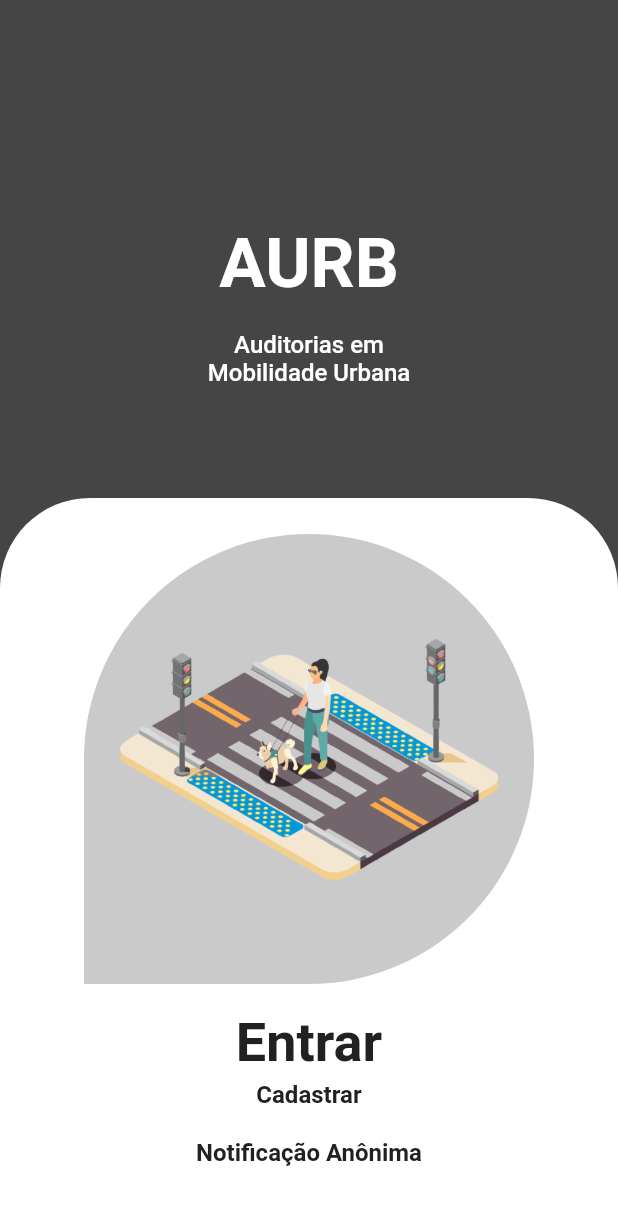
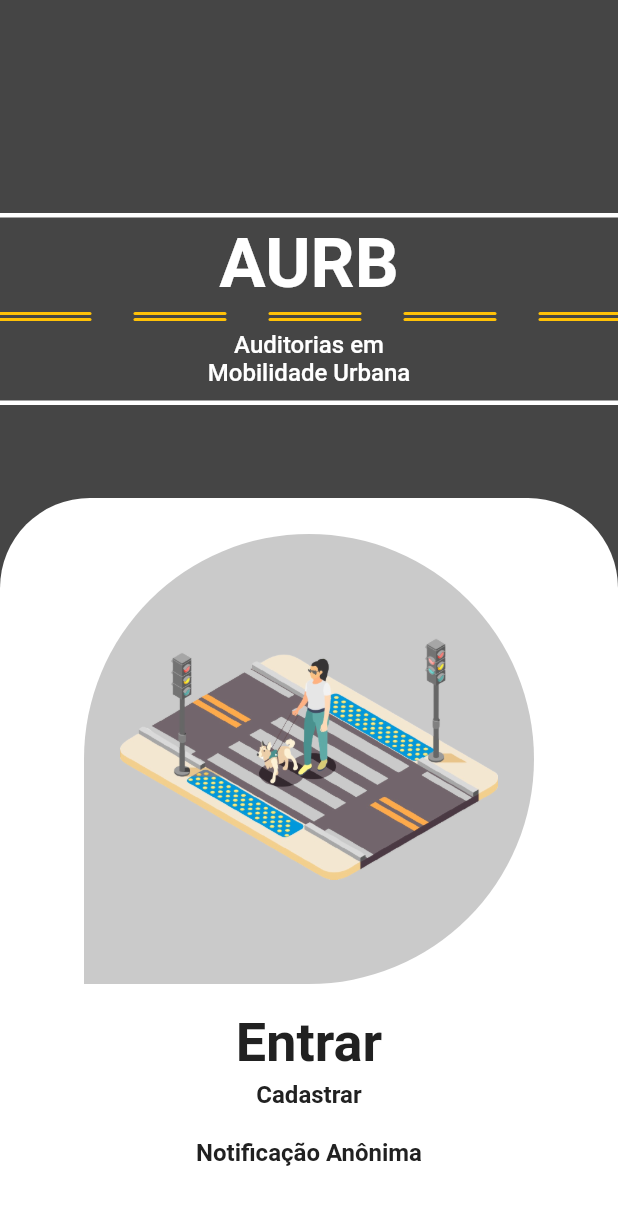
Before and after one commit to amon-mn/aurb, a Flutter app: the screen it shows after launch, on a phone screen of 412 x 824 dp. Shown: the top 1205 px of the screen. Run offline on Flutter 3.47's test engine with Material 2 defaults, Android fonts, the phone set to English and light mode, and no system bars; our stand-ins replace date_time_picker, mask_text_input_formatter.

Commit message:
traffic lane design added on WelcomeScreen

```diff
--- a/lib/authentication/screens/login_screen.dart
+++ b/lib/authentication/screens/login_screen.dart
@@ -2,6 +2,7 @@ import 'package:aurb/components/card.dart';
 import 'package:aurb/components/my_button.dart';
 import 'package:aurb/components/my_textfield.dart';
 import 'package:aurb/components/square_tile.dart';
+import 'package:aurb/screens/home.dart';
 import 'package:flutter/material.dart';
 
 class LoginScreen extends StatefulWidget {
@@ -117,7 +118,12 @@ class _LoginScreenState extends State<LoginScreen> {
                                 colorButton:
                                     const Color.fromARGB(255, 69, 69, 69),
                                 paddingButton: 12,
-                                onTap: () {},
+                                onTap: () {
+                                  Navigator.push(
+                                      context,
+                                      MaterialPageRoute(
+                                          builder: (context) => HomeScreen()));
+                                },
                                 textButton: 'Entrar',
                                 textSize: 18),
                           ],
--- a/lib/authentication/screens/welcome.dart
+++ b/lib/authentication/screens/welcome.dart
@@ -2,6 +2,7 @@ import 'package:aurb/authentication/screens/login_screen.dart';
 import 'package:aurb/authentication/screens/register_screen.dart';
 import 'package:aurb/components/card.dart';
 import 'package:aurb/components/my_text_button.dart';
+import 'package:aurb/components/traffic_lane.dart';
 import 'package:flutter/material.dart';
 
 class WelcomeScreen extends StatelessWidget {
@@ -15,7 +16,13 @@ class WelcomeScreen extends StatelessWidget {
       backgroundColor: const Color.fromARGB(255, 69, 69, 69),
       body: SafeArea(
         child: SingleChildScrollView(
-          child: Center(
+          child: Stack(
+            children: [
+              Positioned(
+                top: 142,
+                child: TrafficLaneWidget(),
+              ),
+              Center(
                 child: Column(
                   crossAxisAlignment: CrossAxisAlignment.center,
                   children: [
@@ -107,6 +114,8 @@ class WelcomeScreen extends StatelessWidget {
                   ],
                 ),
               ),
+            ],
+          ),
         ),
       ),
     );
--- /dev/null
+++ b/lib/components/traffic_lane.dart
@@ -0,0 +1,91 @@
+import 'package:flutter/material.dart';
+
+class TrafficLaneWidget extends StatelessWidget {
+  const TrafficLaneWidget({super.key});
+
+  @override
+  Widget build(BuildContext context) {
+    return Container(
+      height: 128.0, // Ajuste a altura conforme necessário
+      // Cor de fundo da faixa de trânsito
+      child: Row(
+        children: [
+          Column(
+            children: [
+              Container(
+                height: 3,
+                width: MediaQuery.sizeOf(context).width,
+                color: Colors.white, // Cor da faixa contínua nas extremidades
+              ),
+              SizedBox(height: 64),
+              DashedLine(
+                color: Colors.amber,
+                height: 2,
+                width: MediaQuery.of(context).size.width,
+              ),
+              SizedBox(height: 2),
+              DashedLine(
+                color: Colors.amber,
+                height: 2,
+                width: MediaQuery.of(context).size.width,
+              ),
+              SizedBox(height: 52),
+              Container(
+                height: 3,
+                width: MediaQuery.sizeOf(context).width,
+                color: Colors.white, // Cor da faixa contínua nas extremidades
+              ),
+            ],
+          ),
+        ],
+      ),
+    );
+  }
+}
+
+class DashedLine extends StatelessWidget {
+  final Color color;
+  final double height;
+  final double width;
+
+  DashedLine({required this.color, required this.height, required this.width});
+
+  @override
+  Widget build(BuildContext context) {
+    return CustomPaint(
+      painter: DashedLinePainter(color),
+      child: Container(
+        height: height,
+        width: width,
+      ),
+    );
+  }
+}
+
+class DashedLinePainter extends CustomPainter {
+  final Color color;
+
+  DashedLinePainter(this.color);
+
+  @override
+  void paint(Canvas canvas, Size size) {
+    final Paint paint = Paint()
+      ..color = color
+      ..strokeWidth = 2
+      ..strokeCap = StrokeCap.round;
+
+    const double dashWidth = 60.0;
+    const double dashSpace = 30.0;
+
+    double startX = 0.0;
+    while (startX < size.width) {
+      canvas.drawLine(Offset(startX, 0), Offset(startX + dashWidth, 0), paint);
+      startX += dashWidth + dashSpace;
+    }
+  }
+
+  @override
+  bool shouldRepaint(covariant CustomPainter oldDelegate) {
+    return false;
+  }
+}
```
Lines whose indentation alone changed are shown as unchanged.
